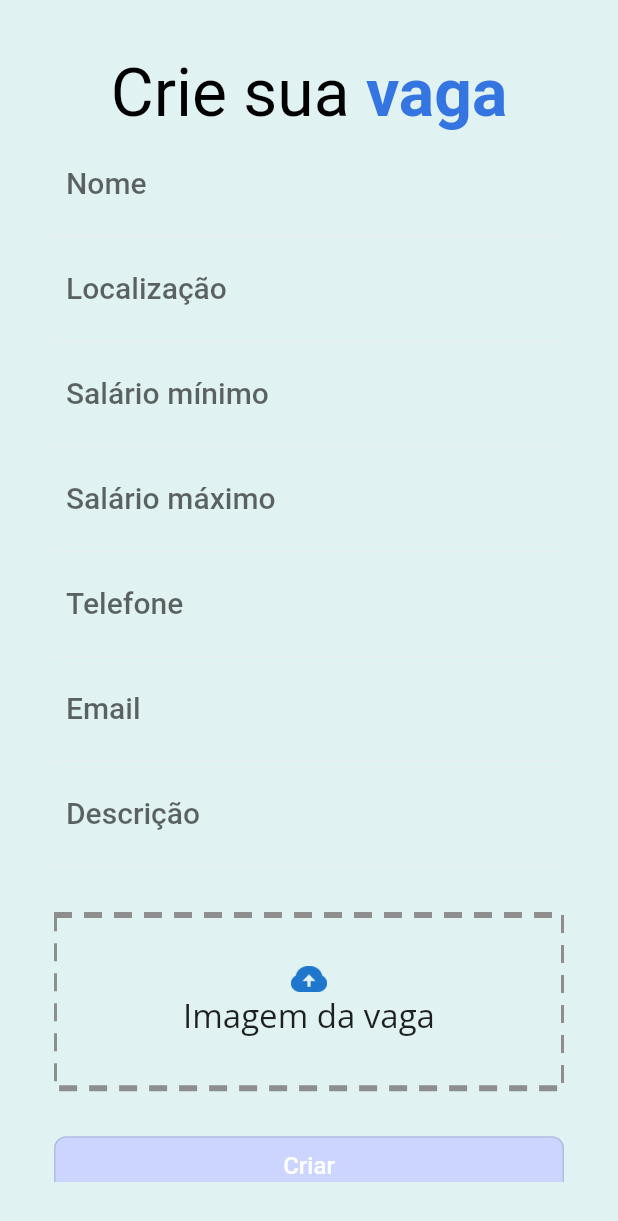
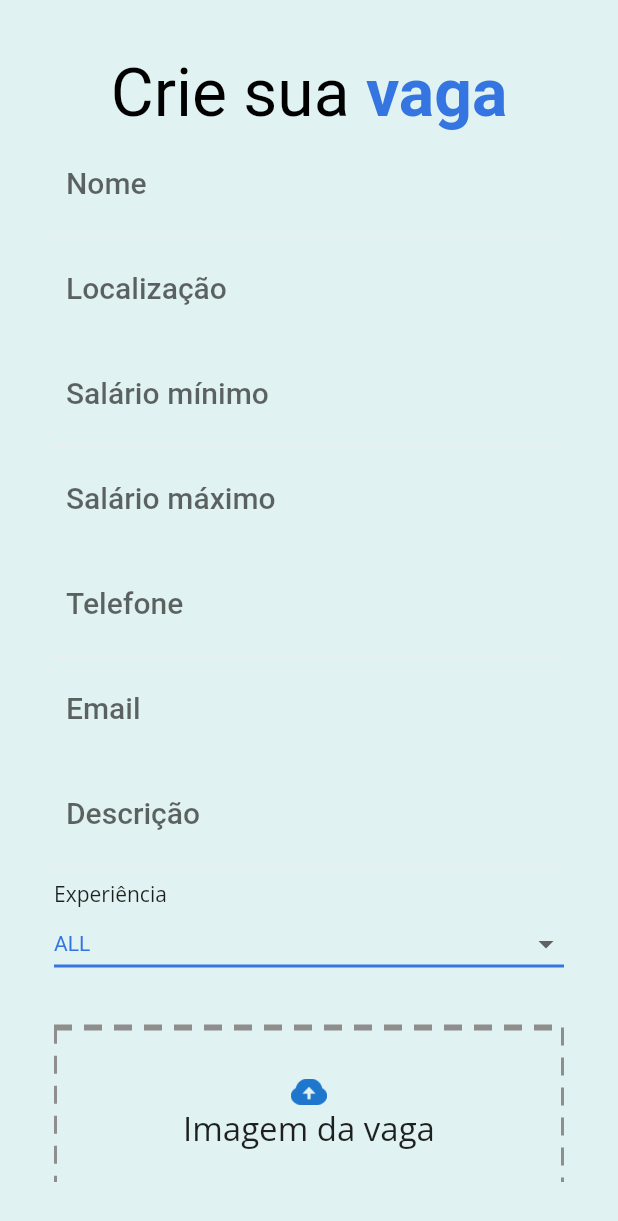
Before and after one commit to gabrielchaves7/pds-TP, a Flutter app: the DsCreateJob widget shown alone on an empty page, opened directly, on a phone screen of 412 x 824 dp. Shown: the top 1221 px of the screen. Run offline on Flutter 3.47's test engine with Material 2 defaults, Android fonts, the phone set to English and light mode, and no system bars; drawn by our look-alikes of dotted_border, loader_overlay; our stand-ins replace bloc, equatable, file_picker, firebase_core, firebase_storage, flutter_bloc and 6 more; missing offline and left inert: flow_builder; accounts and stored records are empty; Roboto replaces fonts that are missing (Rubik, WorkSans).

```diff
--- a/ui/lib/design_system/organisms/ds_create_job.dart
+++ b/ui/lib/design_system/organisms/ds_create_job.dart
@@ -23,7 +23,9 @@ class _DsCreateJobState extends State<DsCreateJob> {
 
   @override
   Widget build(BuildContext context) {
-    return BlocListener<CreateJobCubit, CreateJobState>(
+    return BlocProvider<CreateJobCubit>(
+      create: (_) => CreateJobCubit(),
+      child: BlocListener<CreateJobCubit, CreateJobState>(
         listener: (context, state) {
           if (state.status == FormzSubmissionStatus.inProgress) {
             context.loaderOverlay.show();
@@ -76,6 +78,10 @@ class _DsCreateJobState extends State<DsCreateJob> {
                     _PhoneInput(),
                     _EmailInput(),
                     _DescriptionInput(),
+                    SizedBox(
+                      height: 8,
+                    ),
+                    _ExperienceInput(),
                     const SizedBox(
                       height: 32,
                     ),
@@ -105,7 +111,8 @@ class _DsCreateJobState extends State<DsCreateJob> {
                                   filePickerResult?.files.first != null)
                               ? () {
                                   createJobCubit.createJob(
-                                  rawPath: filePickerResult!.files.first.bytes!,
+                                    rawPath:
+                                        filePickerResult!.files.first.bytes!,
                                     onJobCreated: homeCubit.updateJobsList,
                                     companyId: appBloc.state.user.id,
                                   );
@@ -116,6 +123,7 @@ class _DsCreateJobState extends State<DsCreateJob> {
                       },
                     ),
                   ],
+                ),
               ),
             ),
           ),
@@ -278,3 +286,40 @@ class _DescriptionInput extends StatelessWidget {
     );
   }
 }
+
+class _ExperienceInput extends StatelessWidget {
+  @override
+  Widget build(BuildContext context) {
+    return BlocBuilder<CreateJobCubit, CreateJobState>(
+      buildWhen: (previous, current) =>
+          previous.jobForm.experience != current.jobForm.experience,
+      builder: (context, state) {
+        return Column(
+          crossAxisAlignment: CrossAxisAlignment.start,
+          children: [
+            Text('Experiência'),
+            DropdownButton<String>(
+              value: state.jobForm.experience.value,
+              isExpanded: true,
+              style: const TextStyle(color: DsColors.brandColorPrimary),
+              underline: Container(
+                height: 2,
+                color: DsColors.brandColorPrimary,
+              ),
+              onChanged: (value) => context.read<CreateJobCubit>().updateForm(
+                    experience: DefaultJobInput.dirty(value!),
+                  ),
+              items: ['ALL', 'entryLevel', 'midSeniorLevel']
+                  .map<DropdownMenuItem<String>>((String value) {
+                return DropdownMenuItem<String>(
+                  value: value,
+                  child: Text(value),
+                );
+              }).toList(),
+            ),
+          ],
+        );
+      },
+    );
+  }
+}
--- a/ui/lib/modules/app/view/app.dart
+++ b/ui/lib/modules/app/view/app.dart
@@ -23,9 +23,6 @@ class App extends StatelessWidget {
         BlocProvider<HomeCubit>(
           create: (_) => HomeCubit(),
         ),
-        BlocProvider<CreateJobCubit>(
-          create: (_) => CreateJobCubit(),
-        ),
       ],
       child: const AppView(),
     );
--- a/ui/lib/modules/home/bloc/create_job_cubit.dart
+++ b/ui/lib/modules/home/bloc/create_job_cubit.dart
@@ -26,6 +26,7 @@ class CreateJobCubit extends Cubit<CreateJobState> {
     JobMaxSalary? maxSalary,
     DefaultJobInput? phone,
     DefaultJobInput? description,
+    DefaultJobInput? experience,
   }) {
     emit(
       state.copyWith(
@@ -36,6 +37,7 @@ class CreateJobCubit extends Cubit<CreateJobState> {
         maxSalary: maxSalary,
         phone: phone,
         description: description,
+        experience: experience,
       ),
     );
   }
--- a/ui/lib/modules/home/bloc/create_job_state.dart
+++ b/ui/lib/modules/home/bloc/create_job_state.dart
@@ -24,6 +24,7 @@ class CreateJobState extends Equatable {
     JobMaxSalary? maxSalary,
     DefaultJobInput? phone,
     DefaultJobInput? description,
+    DefaultJobInput? experience,
     bool? isValid,
     FormzSubmissionStatus? status,
   }) {
@@ -36,6 +37,7 @@ class CreateJobState extends Equatable {
         maxSalary: maxSalary ?? jobForm.maxSalary,
         phone: phone ?? jobForm.phone,
         description: description ?? jobForm.description,
+        experience: experience ?? jobForm.experience,
       ),
       isValid: jobForm.isValid,
       status: status ?? this.status,
--- a/ui/lib/modules/home/bloc/home_cubit.dart
+++ b/ui/lib/modules/home/bloc/home_cubit.dart
@@ -26,8 +26,8 @@ class HomeCubit extends Cubit<HomeState> {
 
   late JobsRepository _jobsRepository;
 
-  Future<void> listJobs() async {
-    final jobs = await _jobsRepository.get();
+  Future<void> listJobs(int userId) async {
+    final jobs = await _jobsRepository.get(userId);
     emit(state.copyWith(jobs: jobs));
   }
 
--- a/ui/lib/modules/home/repository/jobs_repository.dart
+++ b/ui/lib/modules/home/repository/jobs_repository.dart
@@ -25,9 +25,9 @@ class JobsRepository {
     }
   }
 
-  Future<List<Job>> get() async {
+  Future<List<Job>> get(int userId) async {
     try {
-      final response = await http.get('/api/job');
+      final response = await http.get('/api/job/$userId');
 
       final responseBody = jsonDecode(response.body) as List<dynamic>;
 
--- a/ui/lib/modules/home/view/home_page.dart
+++ b/ui/lib/modules/home/view/home_page.dart
@@ -25,7 +25,9 @@ class HomePage extends StatefulWidget {
 class _HomePageState extends State<HomePage> {
   @override
   void initState() {
-    context.read<HomeCubit>().listJobs();
+    final user = context.read<AppBloc>().state.user;
+    context.read<HomeCubit>().listJobs(user.id);
+
     super.initState();
   }
 
--- a/ui/lib/modules/sign_up/repository/user.dart
+++ b/ui/lib/modules/sign_up/repository/user.dart
@@ -23,6 +23,8 @@ class NUser {
   /// Convenience getter to determine whether the current user is not empty.
   bool get isNotEmpty => this != NUser.empty;
 
+  bool get isCompany => role == UserRole.COMPANY;
+
   factory NUser.fromJson(Map<String, dynamic> json) => _$NUserFromJson(json);
 
   /// Connect the generated [_$NUserToJson] function to the `toJson` method.
--- a/ui/lib/modules/sign_up/view/sign_up_form.dart
+++ b/ui/lib/modules/sign_up/view/sign_up_form.dart
@@ -115,12 +115,10 @@ class _RoleDropdown extends StatelessWidget {
               child: DropdownButton<String>(
                 value: state.role.value,
                 isExpanded: true,
-                icon: const Icon(Icons.arrow_downward),
-                elevation: 16,
-                style: const TextStyle(color: Colors.deepPurple),
+                style: const TextStyle(color: DsColors.brandColorPrimary),
                 underline: Container(
                   height: 2,
-                  color: Colors.deepPurpleAccent,
+                  color: DsColors.brandColorPrimary,
                 ),
                 onChanged: (String? value) {
                   context.read<SignUpCubit>().roleChanged(value ?? '');
--- a/ui/packages/form_inputs/lib/src/job.dart
+++ b/ui/packages/form_inputs/lib/src/job.dart
@@ -9,7 +9,7 @@ enum JobMaxSalaryValidationError { invalid }
 
 class DefaultJobInput
     extends FormzInput<String, DefaultJobInputValidationError> {
-  const DefaultJobInput.pure() : super.pure('');
+  const DefaultJobInput.pure() : super.pure('ALL');
   const DefaultJobInput.dirty([super.value = '']) : super.dirty();
 
   @override
@@ -59,6 +59,7 @@ class JobForm with FormzMixin {
     this.maxSalary = const JobMaxSalary.pure(),
     this.phone = const DefaultJobInput.pure(),
     this.description = const DefaultJobInput.pure(),
+    this.experience = const DefaultJobInput.pure(),
   });
 
   final Email email;
@@ -68,6 +69,7 @@ class JobForm with FormzMixin {
   final JobMaxSalary maxSalary;
   final DefaultJobInput phone;
   final DefaultJobInput description;
+  final DefaultJobInput experience;
 
   @override
   List<FormzInput> get inputs => [
@@ -78,5 +80,6 @@ class JobForm with FormzMixin {
         maxSalary,
         phone,
         description,
+        experience
       ];
 }
```
Also changed, not shown: ui/lib/design_system/organisms/ds_job_card.dart (+7 -7 lines), 6 other files. Lines whose indentation alone changed are shown as unchanged.
